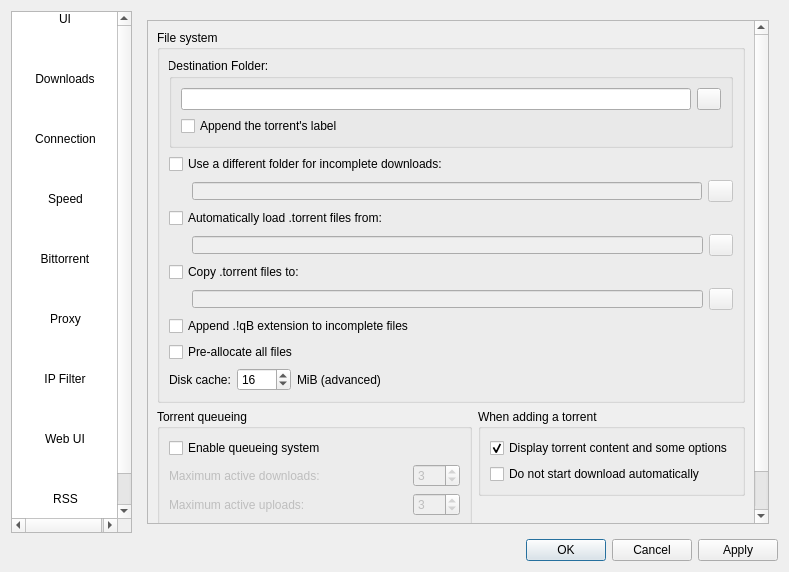
Qt form src/ui/options.ui (SysAdminDoc/qBittorrent-Vanced) before a commit.
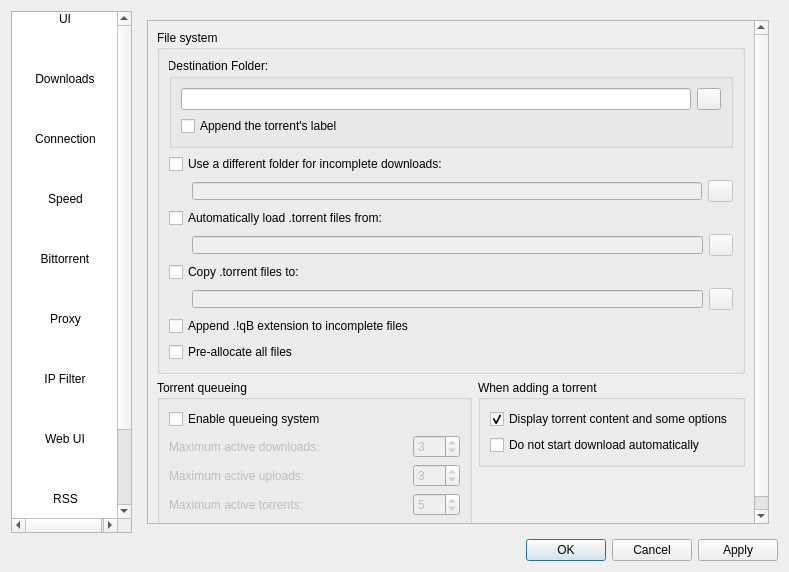
The same form after that commit. The open tabs and pages were chosen to show the change. Icons and pictures are not drawn.

Commit message: - Created "Advanced settings" tab in program preferences and moved "Disk cache" there

The edit to the form file:
```diff
--- a/src/ui/options.ui
+++ b/src/ui/options.ui
@@ -219,6 +219,15 @@
          <set>ItemIsSelectable|ItemIsEnabled</set>
         </property>
        </item>
+       <item>
+        <property name="text">
+         <string>Advanced</string>
+        </property>
+        <property name="icon">
+         <iconset resource="../icons.qrc">
+          <normaloff>:/Icons/oxygen/gear32.png</normaloff>:/Icons/oxygen/gear32.png</iconset>
+        </property>
+       </item>
       </widget>
      </item>
      <item>
@@ -629,7 +638,7 @@
               <x>0</x>
               <y>0</y>
               <width>644</width>
-              <height>583</height>
+              <height>548</height>
              </rect>
             </property>
             <layout class="QVBoxLayout" name="verticalLayout_17">
@@ -868,50 +877,6 @@
                   </property>
                  </widget>
                 </item>
-                <item>
-                 <layout class="QHBoxLayout" name="horizontalLayout_9">
-                  <item>
-                   <widget class="QLabel" name="label_7">
-                    <property name="text">
-                     <string>Disk cache:</string>
-                    </property>
-                   </widget>
-                  </item>
-                  <item>
-                   <widget class="QSpinBox" name="spinCache">
-                    <property name="minimum">
-                     <number>1</number>
-                    </property>
-                    <property name="maximum">
-                     <number>9999</number>
-                    </property>
-                    <property name="value">
-                     <number>16</number>
-                    </property>
-                   </widget>
-                  </item>
-                  <item>
-                   <widget class="QLabel" name="label_8">
-                    <property name="text">
-                     <string>MiB (advanced)</string>
-                    </property>
-                   </widget>
-                  </item>
-                  <item>
-                   <spacer name="horizontalSpacer_6">
-                    <property name="orientation">
-                     <enum>Qt::Horizontal</enum>
-                    </property>
-                    <property name="sizeHint" stdset="0">
-                     <size>
-                      <width>40</width>
-                      <height>20</height>
-                     </size>
-                    </property>
-                   </spacer>
-                  </item>
-                 </layout>
-                </item>
                </layout>
               </widget>
              </item>
```
Left out of the diff: 59 changed lines with no effect on the pictures. The commit also changes 7 other files.
